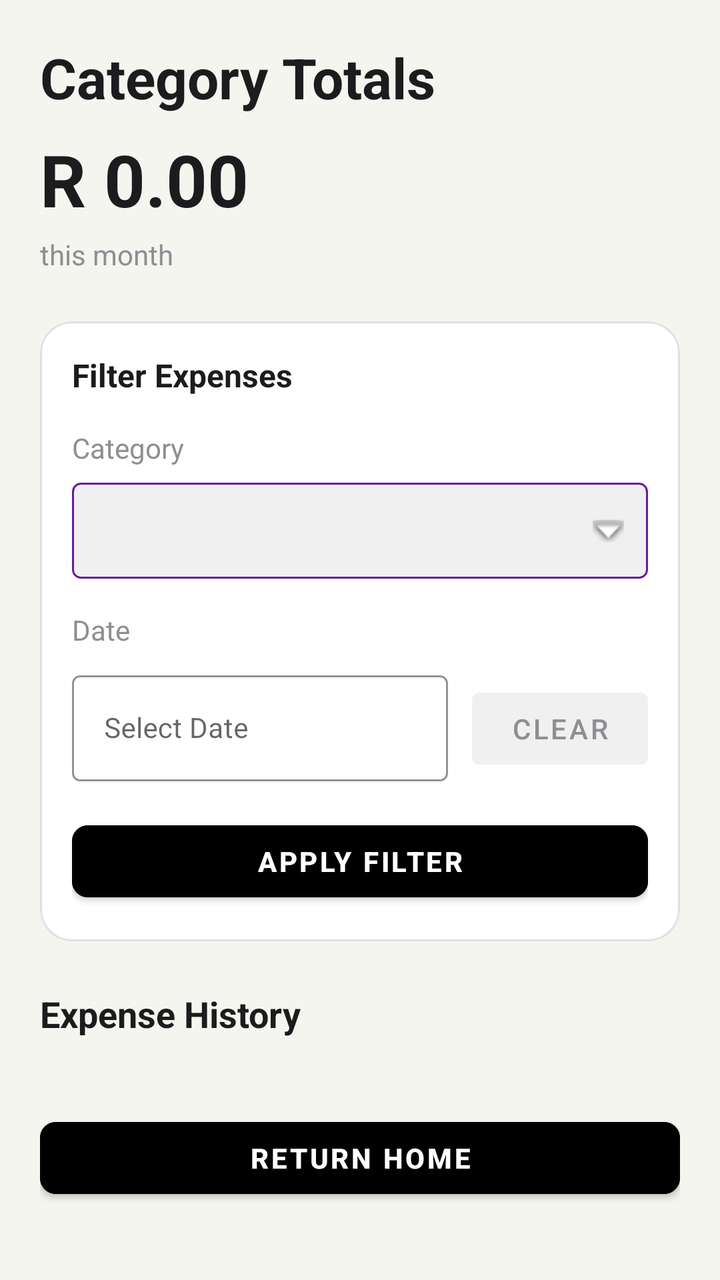
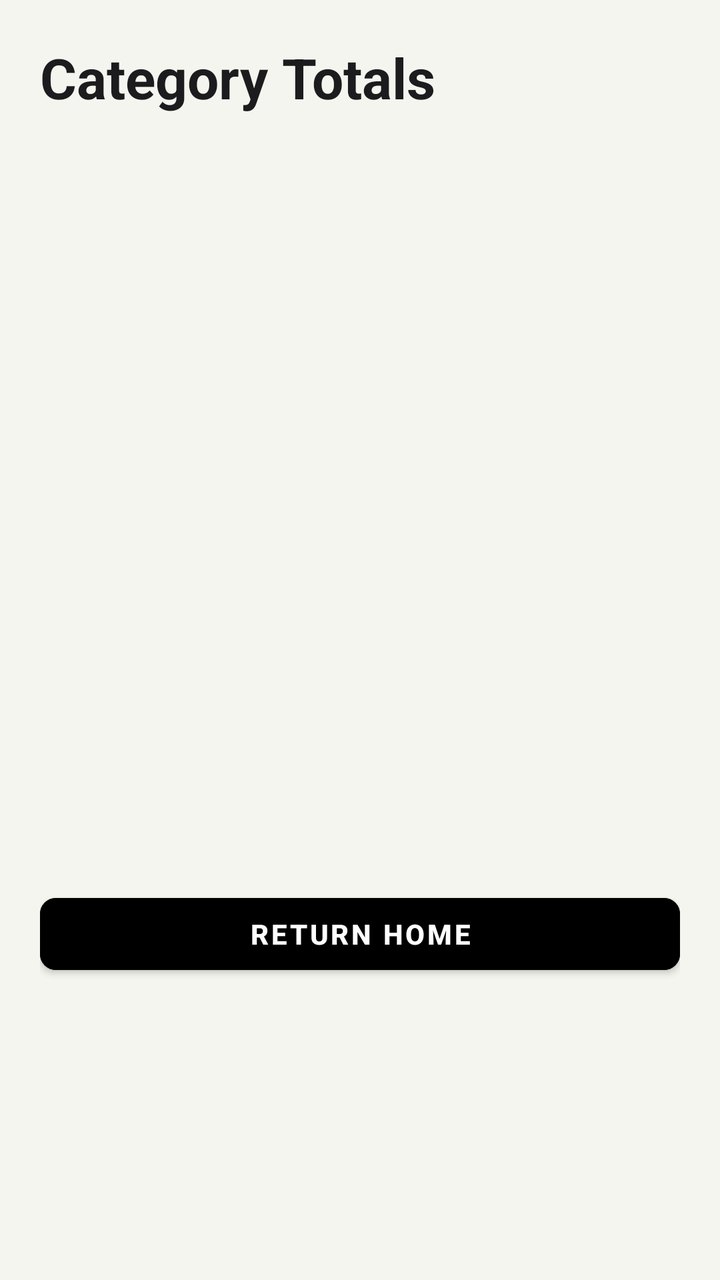

Screens rendered from an Android XML layout before and after an edit, with the pre-edit source and the edit as a unified diff.
<!-- AndroidManifest.xml: application theme Theme.HarmonieBudget -->
<!-- res/layout/activity_category_total.xml -->
<?xml version="1.0" encoding="utf-8"?>
<LinearLayout
    xmlns:android="http://schemas.android.com/apk/res/android"
    xmlns:app="http://schemas.android.com/apk/res-auto"
    android:layout_width="match_parent"
    android:layout_height="match_parent"
    android:orientation="vertical"
    android:background="@color/background_light">

    
    <ScrollView
        android:layout_width="match_parent"
        android:layout_height="match_parent"
        android:fillViewport="true"
        android:scrollbars="vertical">

        <LinearLayout
            android:layout_width="match_parent"
            android:layout_height="wrap_content"
            android:orientation="vertical"
            android:padding="20dp"
            android:paddingBottom="32dp">

            
            <TextView
                android:id="@+id/tv_title"
                android:layout_width="wrap_content"
                android:layout_height="wrap_content"
                android:text="@string/category_totals_title"
                android:textColor="@color/text_primary_light"
                android:textSize="28sp"
                android:textStyle="bold"
                android:layout_marginBottom="8dp" />

            
            <TextView
                android:id="@+id/tv_total_amount"
                android:layout_width="wrap_content"
                android:layout_height="wrap_content"
                android:text="@string/default_zar_amount"
                android:textColor="@color/text_primary_light"
                android:textSize="36sp"
                android:textStyle="bold"
                android:layout_marginBottom="4dp" />

            <TextView
                android:layout_width="wrap_content"
                android:layout_height="wrap_content"
                android:text="@string/this_month_label"
                android:textColor="@color/text_secondary_light"
                android:textSize="14sp"
                android:layout_marginBottom="24dp" />

            
            <com.google.android.material.card.MaterialCardView
                android:layout_width="match_parent"
                android:layout_height="wrap_content"
                android:layout_marginBottom="24dp"
                app:cardCornerRadius="16dp"
                app:cardElevation="0dp"
                app:cardBackgroundColor="@color/surface_light"
                app:strokeColor="@color/border_light"
                app:strokeWidth="1dp">

                <LinearLayout
                    android:layout_width="match_parent"
                    android:layout_height="wrap_content"
                    android:orientation="vertical"
                    android:padding="16dp">

                    <TextView
                        android:layout_width="wrap_content"
                        android:layout_height="wrap_content"
                        android:text="@string/filter_expenses_label"
                        android:textSize="16sp"
                        android:textStyle="bold"
                        android:textColor="@color/text_primary_light"
                        android:layout_marginBottom="16dp" />

                    
                    <TextView
                        android:layout_width="wrap_content"
                        android:layout_height="wrap_content"
                        android:text="@string/category_label"
                        android:textSize="14sp"
                        android:textColor="@color/text_secondary_light"
                        android:layout_marginBottom="8dp" />

                    <Spinner
                        android:id="@+id/spinner_filter_category"
                        android:layout_width="match_parent"
                        android:layout_height="48dp"
                        android:layout_marginBottom="16dp"
                        android:background="@drawable/spinner_dropdown_background"
                        android:paddingStart="12dp"
                        android:paddingEnd="12dp" />

                    
                    <TextView
                        android:layout_width="wrap_content"
                        android:layout_height="wrap_content"
                        android:text="@string/date_label"
                        android:textSize="14sp"
                        android:textColor="@color/text_secondary_light"
                        android:layout_marginBottom="8dp" />

                    <LinearLayout
                        android:layout_width="match_parent"
                        android:layout_height="wrap_content"
                        android:orientation="horizontal"
                        android:layout_marginBottom="16dp">

                        <com.google.android.material.textfield.TextInputLayout
                            android:id="@+id/til_filter_date"
                            android:layout_width="0dp"
                            android:layout_height="wrap_content"
                            android:layout_weight="1"
                            android:layout_marginEnd="12dp"
                            style="@style/Widget.MaterialComponents.TextInputLayout.OutlinedBox"
                            app:boxBackgroundColor="@color/surface_light"
                            app:boxStrokeColor="@color/accent_blue">

                            <com.google.android.material.textfield.TextInputEditText
                                android:id="@+id/et_filter_date"
                                android:layout_width="match_parent"
                                android:layout_height="wrap_content"
                                android:hint="@string/select_date_hint"
                                android:textSize="14sp"
                                android:focusable="false"
                                android:focusableInTouchMode="false"
                                android:clickable="true" />
                        </com.google.android.material.textfield.TextInputLayout>

                        <Button
                            android:id="@+id/btn_clear_filter"
                            style="@style/SecondaryButton"
                            android:layout_width="wrap_content"
                            android:layout_height="wrap_content"
                            android:text="@string/clear_button"
                            android:paddingStart="16dp"
                            android:paddingEnd="16dp" />
                    </LinearLayout>

                    <Button
                        android:id="@+id/btn_apply_filter"
                        style="@style/StandardButton"
                        android:layout_width="match_parent"
                        android:layout_height="48dp"
                        android:text="@string/apply_filter_button" />

                </LinearLayout>
            </com.google.android.material.card.MaterialCardView>

            
            <TextView
                android:layout_width="wrap_content"
                android:layout_height="wrap_content"
                android:text="@string/expense_history_label"
                android:textSize="18sp"
                android:textStyle="bold"
                android:textColor="@color/text_primary_light"
                android:layout_marginBottom="12dp" />

            
            <androidx.recyclerview.widget.RecyclerView
                android:id="@+id/rv_expense_history"
                android:layout_width="match_parent"
                android:layout_height="wrap_content"
                android:layout_marginBottom="16dp"
                android:nestedScrollingEnabled="false" />

            
            <Button
                android:id="@+id/btn_return_home"
                style="@style/StandardButton"
                android:layout_width="match_parent"
                android:layout_height="48dp"
                android:layout_marginTop="8dp"
                android:text="@string/return_home" />

        </LinearLayout>
    </ScrollView>
</LinearLayout>
<!-- resources referenced by this layout -->
<resources>
  <color name="accent_blue">#007AFF</color>
  <color name="background_light">#F5F5F0</color>
  <color name="border_light">#E0E0E0</color>
  <color name="surface_light">#FFFFFF</color>
  <color name="text_primary_light">#1C1C1E</color>
  <color name="text_secondary_light">#8E8E93</color>
  <!-- drawable spinner_dropdown_background (drawable) -->
  <?xml version="1.0" encoding="utf-8"?>
  <layer-list xmlns:android="http://schemas.android.com/apk/res/android">
      
      <item>
          <shape android:shape="rectangle">
              <solid android:color="#F0F0F0" />
              <corners android:radius="4dp" />
              <stroke android:width="1dp" android:color="#6A1B9A" />
          </shape>
      </item>
      
      <item
          android:drawable="@android:drawable/arrow_down_float"
          android:gravity="center_vertical|end"
          android:right="12dp" />
  </layer-list>
  <string name="apply_filter_button">Apply Filter</string>
  <string name="category_label">Category</string>
  <string name="category_totals_title">Category Totals</string>
  <string name="clear_button">Clear</string>
  <string name="date_label">Date</string>
  <string name="default_zar_amount">R 0.00</string>
  <string name="expense_history_label">Expense History</string>
  <string name="filter_expenses_label">Filter Expenses</string>
  <string name="return_home">Return Home</string>
  <string name="select_date_hint">Select Date</string>
  <string name="this_month_label">this month</string>
  <style name="SecondaryButton" parent="Widget.MaterialComponents.Button.TextButton">
          <item name="android:backgroundTint">@color/button_secondary_background</item>
          <item name="android:textColor">@color/button_secondary_text</item>
          <item name="android:textSize">14sp</item>
          <item name="android:minHeight">48dp</item>
      </style>
  <style name="StandardButton" parent="Widget.MaterialComponents.Button">
          <item name="android:backgroundTint">@color/button_background_standard</item>
          <item name="android:textColor">@color/button_text_standard</item>
          <item name="android:textSize">14sp</item>
          <item name="android:textStyle">bold</item>
          <item name="android:minHeight">48dp</item>
          <item name="android:minWidth">0dp</item>
          <item name="android:paddingStart">16dp</item>
          <item name="android:paddingEnd">16dp</item>
          <item name="cornerRadius">8dp</item>
      </style>
  <color name="button_secondary_background">#F0F0F0</color>
  <color name="button_secondary_text">#8E8E93</color>
  <color name="button_background_standard">#000000</color>
  <color name="button_text_standard">#FFFFFF</color>
  <color name="purple_500">#FF6200EE</color>
  <color name="purple_700">#FF3700B3</color>
  <color name="teal_200">#FF03DAC5</color>
  <color name="text_hint_light">#C7C7CC</color>
  <style name="CardViewLight" parent="CardView">
          <item name="cardBackgroundColor">@color/surface_light</item>
          <item name="cardElevation">1dp</item>
          <item name="cardCornerRadius">12dp</item>
      </style>
  <!-- unchanged entries left out for length: 1 -->
</resources>

<!-- the commit's change to res/layout/activity_category_total.xml (unified diff, before → after) -->
@@ -1,13 +1,11 @@
 <?xml version="1.0" encoding="utf-8"?>
 <LinearLayout
     xmlns:android="http://schemas.android.com/apk/res/android"
-    xmlns:app="http://schemas.android.com/apk/res-auto"
     android:layout_width="match_parent"
     android:layout_height="match_parent"
     android:orientation="vertical"
     android:background="@color/background_light">
 
-    
     <ScrollView
         android:layout_width="match_parent"
         android:layout_height="match_parent"
@@ -21,7 +19,6 @@
             android:padding="20dp"
             android:paddingBottom="32dp">
 
-            
             <TextView
                 android:id="@+id/tv_title"
                 android:layout_width="wrap_content"
@@ -33,141 +30,21 @@
                 android:layout_marginBottom="8dp" />
 
             
-            <TextView
-                android:id="@+id/tv_total_amount"
-                android:layout_width="wrap_content"
-                android:layout_height="wrap_content"
-                android:text="@string/default_zar_amount"
-                android:textColor="@color/text_primary_light"
-                android:textSize="36sp"
-                android:textStyle="bold"
-                android:layout_marginBottom="4dp" />
-
-            <TextView
-                android:layout_width="wrap_content"
-                android:layout_height="wrap_content"
-                android:text="@string/this_month_label"
-                android:textColor="@color/text_secondary_light"
-                android:textSize="14sp"
-                android:layout_marginBottom="24dp" />
-
-            
-            <com.google.android.material.card.MaterialCardView
+            <FrameLayout
+                android:id="@+id/pie_container"
                 android:layout_width="match_parent"
-                android:layout_height="wrap_content"
-                android:layout_marginBottom="24dp"
-                app:cardCornerRadius="16dp"
-                app:cardElevation="0dp"
-                app:cardBackgroundColor="@color/surface_light"
-                app:strokeColor="@color/border_light"
-                app:strokeWidth="1dp">
-
-                <LinearLayout
-                    android:layout_width="match_parent"
-                    android:layout_height="wrap_content"
-                    android:orientation="vertical"
-                    android:padding="16dp">
-
-                    <TextView
-                        android:layout_width="wrap_content"
-                        android:layout_height="wrap_content"
-                        android:text="@string/filter_expenses_label"
-                        android:textSize="16sp"
-                        android:textStyle="bold"
-                        android:textColor="@color/text_primary_light"
-                        android:layout_marginBottom="16dp" />
-
-                    
-                    <TextView
-                        android:layout_width="wrap_content"
-                        android:layout_height="wrap_content"
-                        android:text="@string/category_label"
-                        android:textSize="14sp"
-                        android:textColor="@color/text_secondary_light"
-                        android:layout_marginBottom="8dp" />
-
-                    <Spinner
-                        android:id="@+id/spinner_filter_category"
-                        android:layout_width="match_parent"
-                        android:layout_height="48dp"
-                        android:layout_marginBottom="16dp"
-                        android:background="@drawable/spinner_dropdown_background"
-                        android:paddingStart="12dp"
-                        android:paddingEnd="12dp" />
-
-                    
-                    <TextView
-                        android:layout_width="wrap_content"
-                        android:layout_height="wrap_content"
-                        android:text="@string/date_label"
-                        android:textSize="14sp"
-                        android:textColor="@color/text_secondary_light"
-                        android:layout_marginBottom="8dp" />
-
-                    <LinearLayout
-                        android:layout_width="match_parent"
-                        android:layout_height="wrap_content"
-                        android:orientation="horizontal"
-                        android:layout_marginBottom="16dp">
-
-                        <com.google.android.material.textfield.TextInputLayout
-                            android:id="@+id/til_filter_date"
-                            android:layout_width="0dp"
-                            android:layout_height="wrap_content"
-                            android:layout_weight="1"
-                            android:layout_marginEnd="12dp"
-                            style="@style/Widget.MaterialComponents.TextInputLayout.OutlinedBox"
-                            app:boxBackgroundColor="@color/surface_light"
-                            app:boxStrokeColor="@color/accent_blue">
-
-                            <com.google.android.material.textfield.TextInputEditText
-                                android:id="@+id/et_filter_date"
-                                android:layout_width="match_parent"
-                                android:layout_height="wrap_content"
-                                android:hint="@string/select_date_hint"
-                                android:textSize="14sp"
-                                android:focusable="false"
-                                android:focusableInTouchMode="false"
-                                android:clickable="true" />
-                        </com.google.android.material.textfield.TextInputLayout>
-
-                        <Button
-                            android:id="@+id/btn_clear_filter"
-                            style="@style/SecondaryButton"
-                            android:layout_width="wrap_content"
-                            android:layout_height="wrap_content"
-                            android:text="@string/clear_button"
-                            android:paddingStart="16dp"
-                            android:paddingEnd="16dp" />
-                    </LinearLayout>
-
-                    <Button
-                        android:id="@+id/btn_apply_filter"
-                        style="@style/StandardButton"
-                        android:layout_width="match_parent"
-                        android:layout_height="48dp"
-                        android:text="@string/apply_filter_button" />
-
-                </LinearLayout>
-            </com.google.android.material.card.MaterialCardView>
+                android:layout_height="300dp"
+                android:layout_marginTop="16dp"
+                android:layout_marginBottom="16dp" />
 
             
             <TextView
-                android:layout_width="wrap_content"
-                android:layout_height="wrap_content"
-                android:text="@string/expense_history_label"
-                android:textSize="18sp"
-                android:textStyle="bold"
-                android:textColor="@color/text_primary_light"
-                android:layout_marginBottom="12dp" />
-
-            
-            <androidx.recyclerview.widget.RecyclerView
-                android:id="@+id/rv_expense_history"
+                android:id="@+id/tv_totals"
                 android:layout_width="match_parent"
                 android:layout_height="wrap_content"
-                android:layout_marginBottom="16dp"
-                android:nestedScrollingEnabled="false" />
+                android:textColor="@color/text_primary_light"
+                android:textSize="16sp"
+                android:layout_marginBottom="16dp" />
 
             
             <Button
<!-- resource entries referenced after the edit -->
@@ -2,44 +2,11 @@
 <resources>
   <color name="accent_blue">#007AFF</color>
   <color name="background_light">#F5F5F0</color>
-  <color name="border_light">#E0E0E0</color>
   <color name="surface_light">#FFFFFF</color>
   <color name="text_primary_light">#1C1C1E</color>
   <color name="text_secondary_light">#8E8E93</color>
-  <!-- drawable spinner_dropdown_background (drawable) -->
-  <?xml version="1.0" encoding="utf-8"?>
-  <layer-list xmlns:android="http://schemas.android.com/apk/res/android">
-      
-      <item>
-          <shape android:shape="rectangle">
-              <solid android:color="#F0F0F0" />
-              <corners android:radius="4dp" />
-              <stroke android:width="1dp" android:color="#6A1B9A" />
-          </shape>
-      </item>
-      
-      <item
-          android:drawable="@android:drawable/arrow_down_float"
-          android:gravity="center_vertical|end"
-          android:right="12dp" />
-  </layer-list>
-  <string name="apply_filter_button">Apply Filter</string>
-  <string name="category_label">Category</string>
   <string name="category_totals_title">Category Totals</string>
-  <string name="clear_button">Clear</string>
-  <string name="date_label">Date</string>
-  <string name="default_zar_amount">R 0.00</string>
-  <string name="expense_history_label">Expense History</string>
-  <string name="filter_expenses_label">Filter Expenses</string>
   <string name="return_home">Return Home</string>
-  <string name="select_date_hint">Select Date</string>
-  <string name="this_month_label">this month</string>
-  <style name="SecondaryButton" parent="Widget.MaterialComponents.Button.TextButton">
-          <item name="android:backgroundTint">@color/button_secondary_background</item>
-          <item name="android:textColor">@color/button_secondary_text</item>
-          <item name="android:textSize">14sp</item>
-          <item name="android:minHeight">48dp</item>
-      </style>
   <style name="StandardButton" parent="Widget.MaterialComponents.Button">
           <item name="android:backgroundTint">@color/button_background_standard</item>
           <item name="android:textColor">@color/button_text_standard</item>
@@ -51,8 +18,6 @@
           <item name="android:paddingEnd">16dp</item>
           <item name="cornerRadius">8dp</item>
       </style>
-  <color name="button_secondary_background">#F0F0F0</color>
-  <color name="button_secondary_text">#8E8E93</color>
   <color name="button_background_standard">#000000</color>
   <color name="button_text_standard">#FFFFFF</color>
   <color name="purple_500">#FF6200EE</color>
